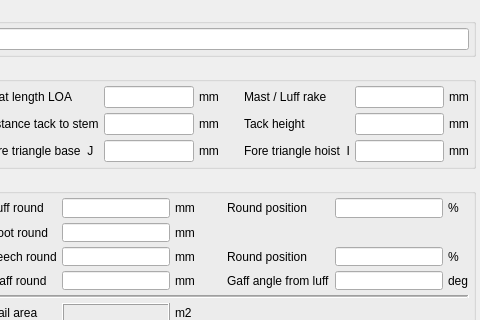
Qt form src/formsaildefbase.ui (sailcut/sailcut) before a commit; both pictures show x 260 to 740 and y 0 to 320 of the 740 by 525 pixel window.
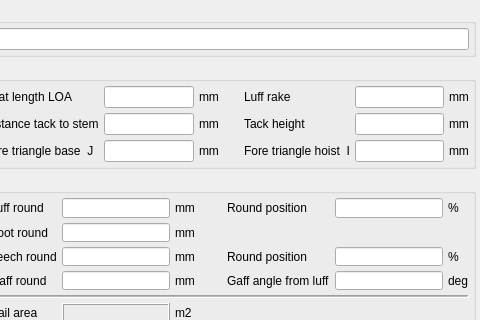
The same form after that commit.

Commit message: luff rake text modif

What changed in the file:
```diff
--- a/src/formsaildefbase.ui
+++ b/src/formsaildefbase.ui
@@ -662,7 +662,7 @@
       <item row="0" column="8" >
        <widget class="QLabel" name="lbl1" >
         <property name="text" >
-         <string>Mast / Luff rake</string>
+         <string>Luff rake</string>
         </property>
        </widget>
       </item>
```
